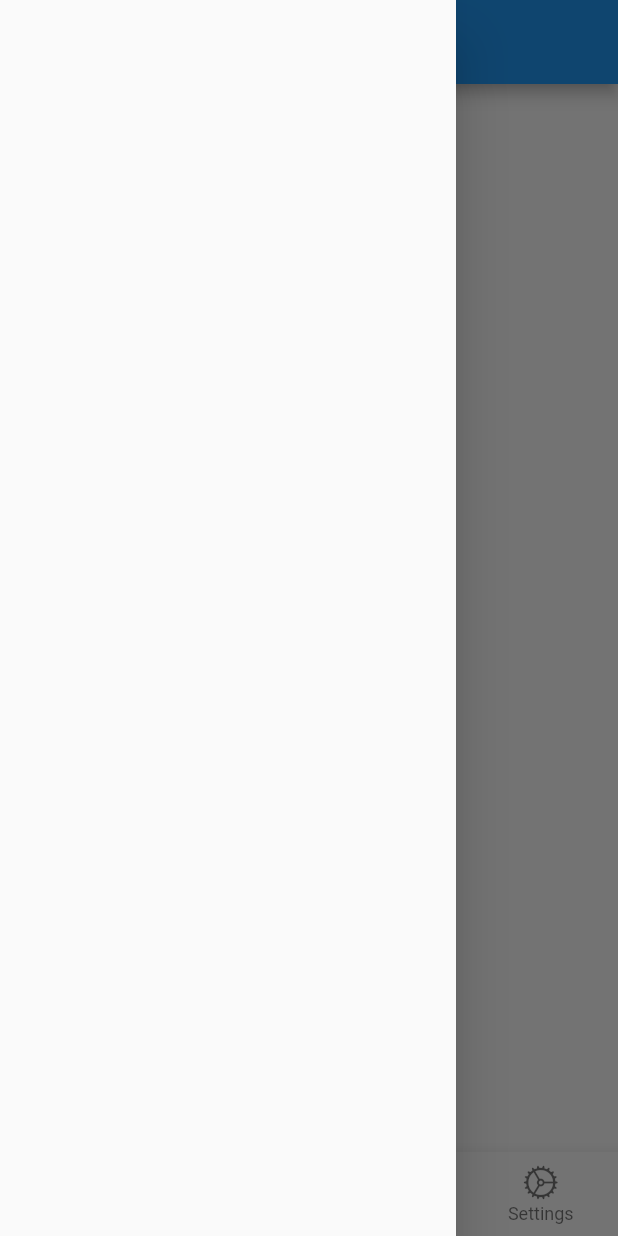
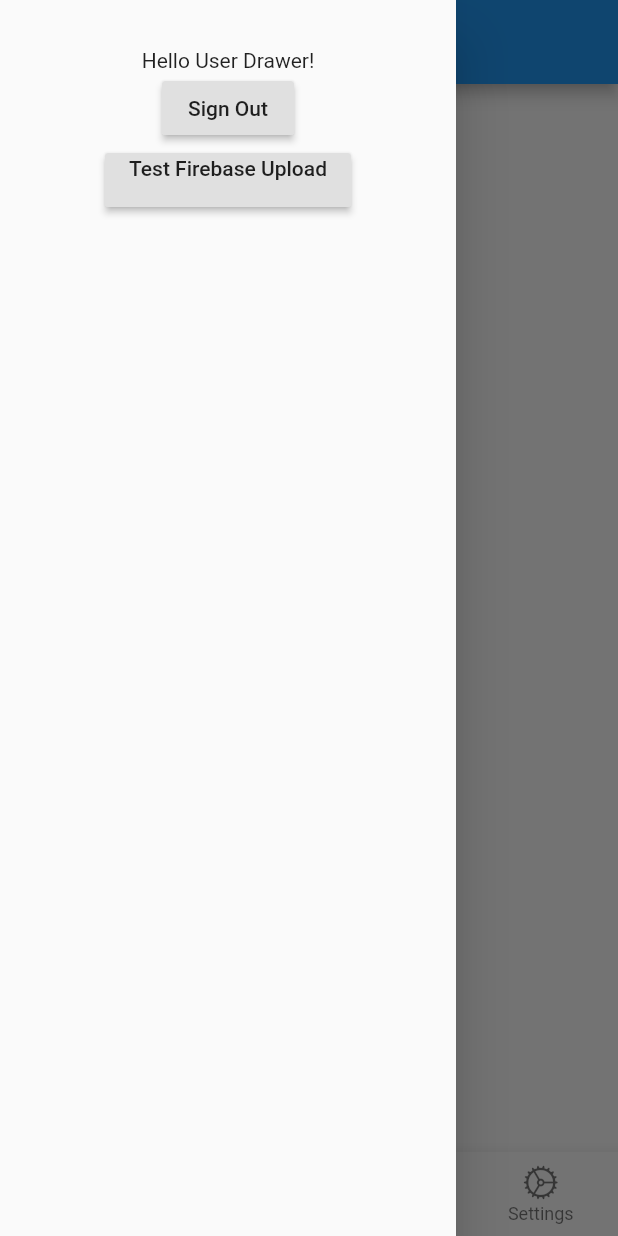
Before and after one commit to keyeMyria/VC-DECA-flutter, a Flutter app: the TabBarController screen opened by its route, with the side drawer open, on a phone screen of 412 x 824 dp. Run offline on Flutter 3.47's test engine with Material 2 defaults, Android fonts, the phone set to English and light mode, and no system bars; our stand-ins replace firebase_auth, firebase_core, firebase_database; accounts and stored records are empty; statements that could not run were skipped.

Commit message:
Added Base Screens for Onboarding
- Added Base screens for future onboarding protocols
- Added Firebase Database support
- Debugged iOS and Android User Auth + Firebase Data Dump

```diff
--- a/lib/tab_bar_controller.dart
+++ b/lib/tab_bar_controller.dart
@@ -5,6 +5,7 @@ import 'package:vc_deca/setting_page.dart';
 import 'package:vc_deca/schedule_page.dart';
 import 'package:vc_deca/chat_page.dart';
 import 'package:firebase_auth/firebase_auth.dart';
+import 'package:vc_deca/user_drawer.dart';
 
 class TabBarController extends StatefulWidget {
   @override
@@ -13,12 +14,13 @@ class TabBarController extends StatefulWidget {
 
 class _TabBarControllerState extends State<TabBarController> {
 
+  String title = "VC DECA";
+
   PageController pageController;
   int currentTab = 0;
 
   void tabTapped(int index) {
     setState(() {
-      currentTab = index;
       pageController.animateToPage(index, duration: Duration(milliseconds: 100), curve: Curves.easeOut);
     });
   }
@@ -26,6 +28,18 @@ class _TabBarControllerState extends State<TabBarController> {
   void pageChanged(int index) {
     setState(() {
       currentTab = index;
+      if (currentTab == 1) {
+        title = "Schedule";
+      }
+      else if (currentTab == 2) {
+        title = "Chat";
+      }
+      else if (currentTab == 3) {
+        title = "Settings";
+      }
+      else {
+        title = "VC DECA";
+      }
     });
   }
 
@@ -39,7 +53,12 @@ class _TabBarControllerState extends State<TabBarController> {
   Widget build(BuildContext context) {
     return Scaffold(
       appBar: AppBar(
-        title: new Text("VC DECA"),
+        title: new Text(
+          title,
+          style: TextStyle(
+              fontWeight: FontWeight.bold
+          ),
+        ),
       ),
       bottomNavigationBar: BottomNavigationBar(
         type: BottomNavigationBarType.fixed,
@@ -53,12 +72,7 @@ class _TabBarControllerState extends State<TabBarController> {
         ],
       ),
       drawer: Drawer(
-        child: new Center(
-          child: new Column(
-            children: <Widget>[
-            ],
-          ),
-        ),
+        child: UserDrawer(),
       ),
       body: new PageView(
         onPageChanged: pageChanged,
--- /dev/null
+++ b/lib/user_drawer.dart
@@ -0,0 +1,52 @@
+import 'package:flutter/material.dart';
+import 'package:firebase_auth/firebase_auth.dart';
+import 'package:firebase_database/firebase_database.dart';
+import 'package:vc_deca/main.dart';
+import 'package:vc_deca/user_info.dart';
+
+class UserDrawer extends StatefulWidget {
+  @override
+  _UserDrawerState createState() => _UserDrawerState();
+}
+
+class _UserDrawerState extends State<UserDrawer> {
+
+  final databaseRef = FirebaseDatabase.instance.reference();
+
+
+  @override
+  void initState() {
+    super.initState();
+  }
+
+  void testUpload() {
+    databaseRef.reference().child("testing").push().set({
+      "Test": "test item"
+    });
+  }
+
+  @override
+  Widget build(BuildContext context) {
+    return Container(
+      padding: EdgeInsets.all(32.0),
+      child: Center(
+        child: Column(
+          children: <Widget>[
+            new Text("Hello User Drawer!"),
+            new RaisedButton(
+              child: new Text("Sign Out"),
+              onPressed: () {
+                FirebaseAuth.instance.signOut();
+                Navigator.of(context).pushReplacementNamed('/notLogged');
+              },
+            ),
+            new RaisedButton(
+              child: new Text("Test Firebase Upload\n$name"),
+              onPressed: testUpload,
+            )
+          ],
+        ),
+      ),
+    );
+  }
+}
--- /dev/null
+++ b/lib/user_info.dart
@@ -0,0 +1,6 @@
+
+String name = "";
+String email = "";
+String userID = "";
+
+String role = "";
--- a/pubspec.yaml
+++ b/pubspec.yaml
@@ -16,6 +16,8 @@ dependencies:
   flutter:
     sdk: flutter
   firebase_auth: ^0.5.20
+  firebase_database: ^1.0.4
+  firebase_core: ^0.2.5
 
   # The following adds the Cupertino Icons font to your application.
   # Use with the CupertinoIcons class for iOS style icons.
```
Also changed, not shown: lib/auth_checker.dart (renamed from lib/welcome.dart, +4 -13 lines), lib/main.dart (+24 -4 lines), lib/onboarding_page.dart (added, +78 -0 lines), lib/register_page.dart (+32 -0 lines), pubspec.lock, 4 other files.
